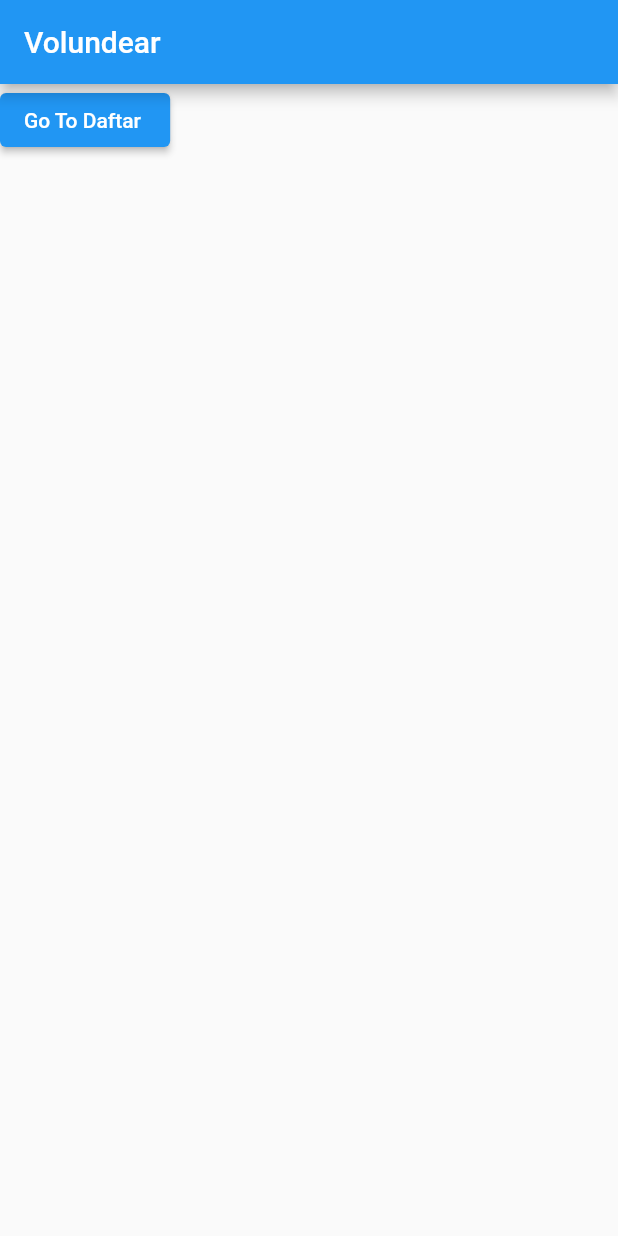
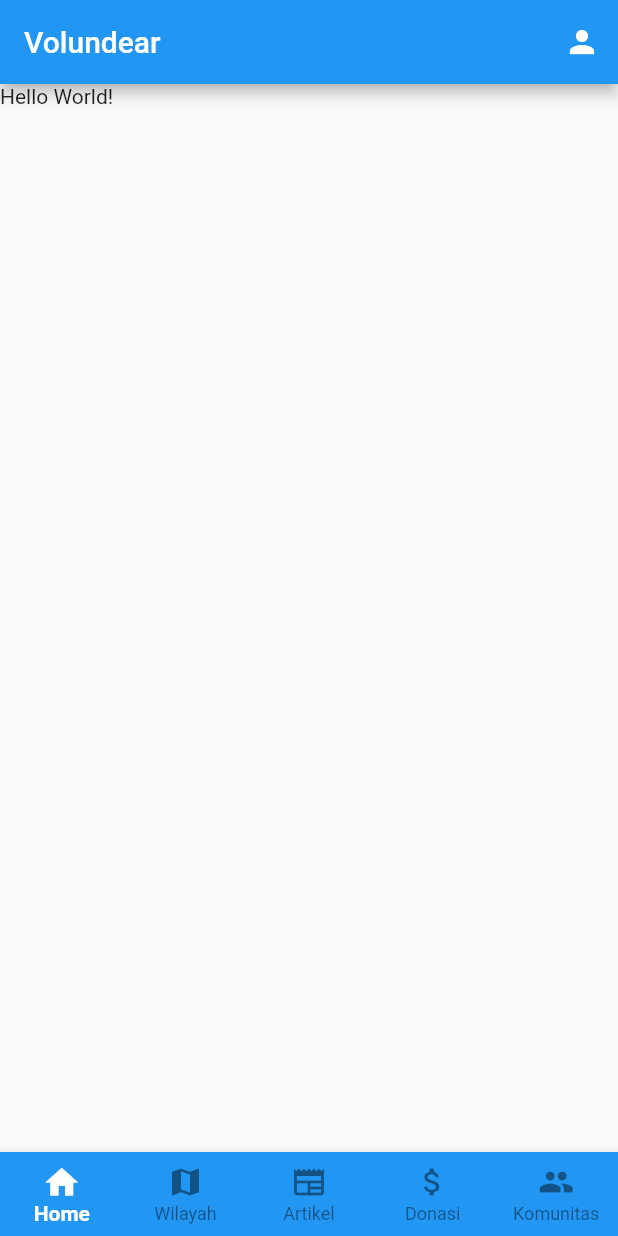
Before and after one commit to fachryanwarr/pbp-volundear-mobile, a Flutter app: the screen it shows after launch, on a phone screen of 412 x 824 dp. Run offline on Flutter 3.47's test engine with Material 2 defaults, Android fonts, the light colour scheme and no system bars.

Commit message:
add appbar & bottom navbar

```diff
--- /dev/null
+++ b/lib/fixedWidget/appbar.dart
@@ -0,0 +1,15 @@
+import 'package:flutter/material.dart';
+
+PreferredSizeWidget myAppBar(BuildContext context) {
+  return AppBar(
+    title: const Text("Volundear"),
+    actions: [
+      IconButton(
+        onPressed: () {},
+        icon: const Icon(
+          Icons.person,
+        ),
+      ),
+    ],
+  );
+}
--- /dev/null
+++ b/lib/fixedWidget/bottom_navbar.dart
@@ -0,0 +1,74 @@
+import 'package:flutter/material.dart';
+import 'package:volundear/pages/daftarWilayah_page.dart';
+import 'package:volundear/pages/artikel_page.dart';
+import 'package:volundear/pages/donasi_page.dart';
+import 'package:volundear/main.dart';
+
+class MyBottomNavBar extends StatefulWidget {
+  const MyBottomNavBar({Key? key}) : super(key: key);
+
+  @override
+  State<MyBottomNavBar> createState() => _MyBottomNavBarState();
+}
+
+class _MyBottomNavBarState extends State<MyBottomNavBar> {
+
+  int _selectedNavbar = 0;
+  List bodyContent = [
+    const MyApp(),
+    const WilayahPage(),
+    const Text("ARTIKEL"),
+    const Text("DONASI"),
+    const Text("Community"),
+  ];
+
+  @override
+  Widget build(BuildContext context) {
+    return BottomNavigationBar(
+      backgroundColor: Colors.blue,
+      selectedItemColor: Colors.white,
+      selectedLabelStyle: const TextStyle(
+        fontWeight: FontWeight.bold,
+      ),
+      selectedIconTheme: const IconThemeData(
+        size: 26,
+      ),
+      unselectedItemColor: Colors.black45,
+      type: BottomNavigationBarType.fixed,
+      currentIndex: _selectedNavbar,
+      onTap: (value) {
+        setState(() {
+          _selectedNavbar = value;
+          Navigator.of(context).pushReplacement(
+              MaterialPageRoute(
+                builder: (context) => bodyContent[_selectedNavbar],
+              )
+          );
+        });
+      },
+
+      items: const [
+        BottomNavigationBarItem(
+          icon: Icon(Icons.home),
+          label: "Home",
+        ),
+        BottomNavigationBarItem(
+          icon: Icon(Icons.map),
+          label: "Wilayah",
+        ),
+        BottomNavigationBarItem(
+            icon: Icon(Icons.newspaper),
+            label: "Artikel"
+        ),
+        BottomNavigationBarItem(
+          icon: Icon(Icons.attach_money),
+          label: "Donasi",
+        ),
+        BottomNavigationBarItem(
+          icon: Icon(Icons.people),
+          label: "Komunitas",
+        )
+      ],
+    );
+  }
+}
--- a/lib/main.dart
+++ b/lib/main.dart
@@ -1,5 +1,6 @@
 import 'package:flutter/material.dart';
-import 'package:volundear/pages/daftarWilayah_page.dart';
+import 'package:volundear/fixedWidget/appbar.dart';
+import 'package:volundear/fixedWidget/bottom_navbar.dart';
 
 void main() {
   runApp(const MyApp());
@@ -36,22 +37,9 @@ class _MyHomePageState extends State<MyHomePage> {
   @override
   Widget build(BuildContext context) {
     return Scaffold(
-      appBar: AppBar(
-        title: Text(widget.title),
-      ),
-      body: Column(
-        children: [
-          ElevatedButton(
-              onPressed: () {
-                Navigator.of(context).push(
-                    MaterialPageRoute(
-                      builder: (context) => const WilayahPage(),
-                    )
-                );
-              },
-              child: const Text("Go To Daftar "))
-        ],
-      ),
+      appBar: myAppBar(context),
+      body: const Text("Hello World!"),
+      bottomNavigationBar: const MyBottomNavBar(),
     );
   }
 }
--- a/lib/pages/daftarWilayah_page.dart
+++ b/lib/pages/daftarWilayah_page.dart
@@ -2,6 +2,8 @@ import 'package:flutter/material.dart';
 import 'package:http/http.dart' as http;
 import 'package:volundear/models/daftarWilayah.dart';
 import 'dart:convert';
+import 'package:volundear/fixedWidget/appbar.dart';
+import 'package:volundear/fixedWidget/bottom_navbar.dart';
 
 class WilayahPage extends StatefulWidget {
   const WilayahPage({Key? key}) : super(key: key);
@@ -11,6 +13,8 @@ class WilayahPage extends StatefulWidget {
 }
 
 class _WilayahPageState extends State<WilayahPage> {
+  final int _indexNavbar = 1;
+
   Future<List<Wilayah>> fetchWilayah() async {
     var url = Uri.parse('https://volundear.up.railway.app/daftarwilayah/json');
     var response = await http.get(
@@ -38,10 +42,7 @@ class _WilayahPageState extends State<WilayahPage> {
   @override
   Widget build(BuildContext context) {
     return Scaffold(
-        appBar: AppBar(
-          title: const Text("Daftar Wilayah"),
-          centerTitle: true,
-        ),
+        appBar: myAppBar(context),
         body: FutureBuilder(
           future: fetchWilayah(),
           builder: (context, AsyncSnapshot snapshot) {
@@ -94,7 +95,8 @@ class _WilayahPageState extends State<WilayahPage> {
               );
             }
           },
-        )
+        ),
+      bottomNavigationBar: const MyBottomNavBar(),
     );
   }
 }
```
Also changed, not shown: lib/fixedWidget/drawer.dart (added).
